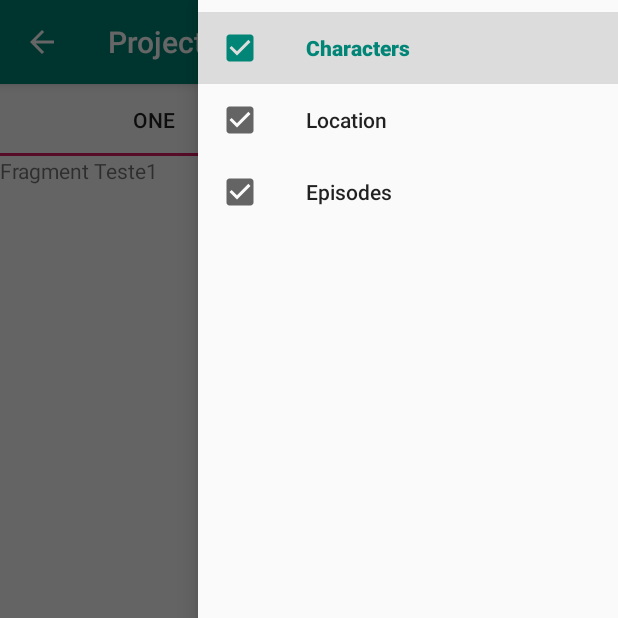
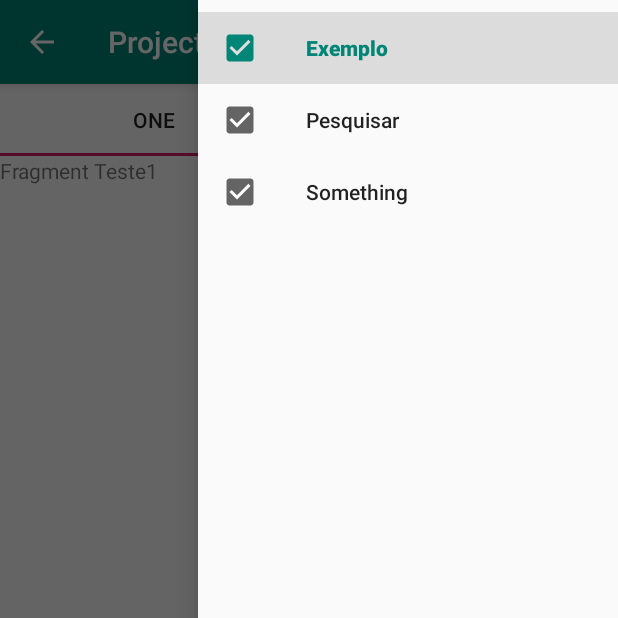
Before and after one commit to andr000ide/Conta-me-Historias, an Android app: the SecondActivity screen opened directly, with no data from a screen before it, with the side drawer open, on a phone screen of 412 x 824 dp, the top half of it. Run offline under Robolectric (Android 15) with nearby library versions, the phone set to English and light mode, and no system bars.

Commit message:
update before reuniao

```diff
--- a/app/src/main/java/com/example/projetofinal/MainActivity.kt
+++ b/app/src/main/java/com/example/projetofinal/MainActivity.kt
@@ -60,5 +60,4 @@ class MainActivity : AppCompatActivity() {
         finish()
         startActivity(refresh)
     }
-
 }
--- a/app/src/main/java/com/example/projetofinal/SecondActivity.kt
+++ b/app/src/main/java/com/example/projetofinal/SecondActivity.kt
@@ -110,8 +110,14 @@ class SecondActivity : AppCompatActivity(), NavigationView.OnNavigationItemSelec
     }
 
     override fun onBackPressed() {
+        if(supportFragmentManager.backStackEntryCount ==1){
+            supportFragmentManager.popBackStack();
+        }
         super.onBackPressed()
         //var aux = supportFragmentManager.backStackEntryCount
+        if(supportFragmentManager.backStackEntryCount >0){
+
+
         val aux = supportFragmentManager.getBackStackEntryAt(supportFragmentManager.backStackEntryCount - 1).name
         println("------------------ " + supportFragmentManager.backStackEntryCount)
         //navView?.setCheckedItem(R.id.nav_one)
@@ -132,6 +138,10 @@ class SecondActivity : AppCompatActivity(), NavigationView.OnNavigationItemSelec
         }
 
 
+        }
+        else{
+
+        }
 
 
 
--- a/app/src/main/res/menu/drawer_menu.xml
+++ b/app/src/main/res/menu/drawer_menu.xml
@@ -6,15 +6,15 @@
     <group android:checkableBehavior="single">
         <item android:id="@+id/nav_one"
               android:icon="@drawable/ic_check_box_black_24dp"
-              android:title="Characters"></item>
+              android:title="Exemplo"></item>
 
         <item android:id="@+id/nav_two"
               android:icon="@drawable/ic_check_box_black_24dp"
-              android:title="Location"></item>
+              android:title="Pesquisar"></item>
 
         <item android:id="@+id/nav_three"
               android:icon="@drawable/ic_check_box_black_24dp"
-              android:title="Episodes"></item>
+              android:title="Something"></item>
 
     </group>
 </menu>
```
